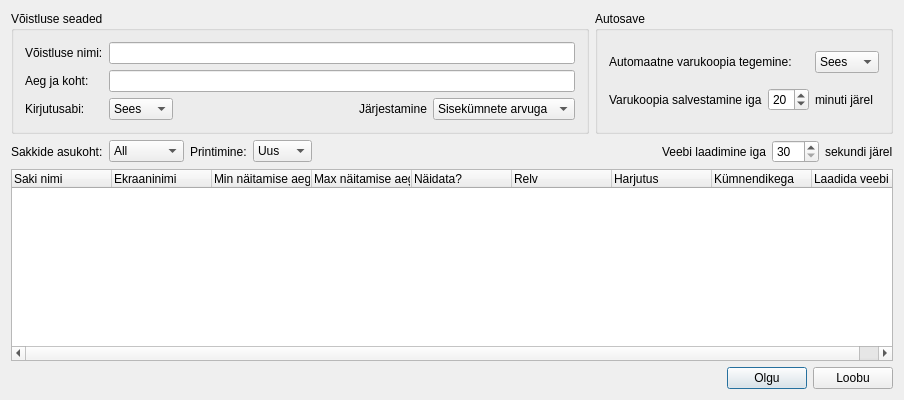
Qt form protokollitaja/protokollitaja/seadedkast.ui (ymeramees/protokollitaja) before a commit.
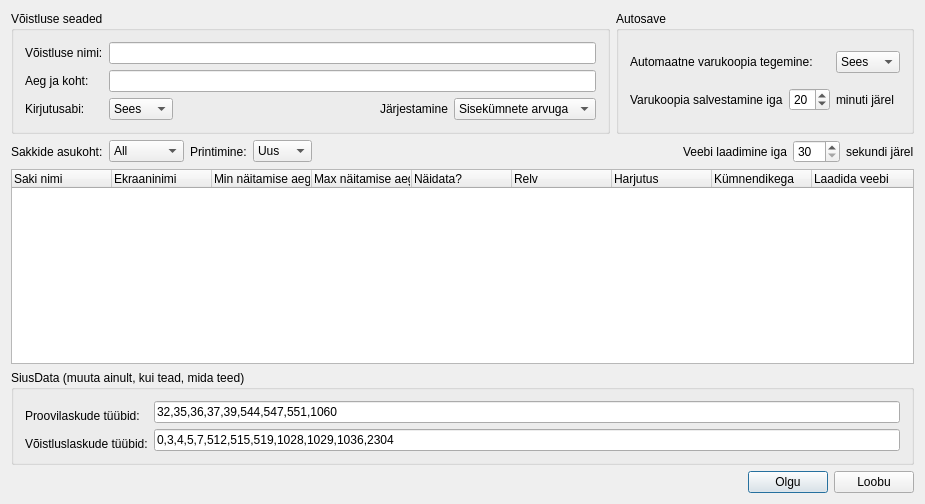
The same form after that commit.

Commit message: Added possibility to change Sius shot types in settings

The edit to the form file:
```diff
--- a/protokollitaja/protokollitaja/seadedkast.ui
+++ b/protokollitaja/protokollitaja/seadedkast.ui
@@ -6,8 +6,8 @@
    <rect>
     <x>0</x>
     <y>0</y>
-    <width>904</width>
-    <height>400</height>
+    <width>925</width>
+    <height>504</height>
    </rect>
   </property>
   <property name="windowTitle">
@@ -307,6 +307,43 @@
      </column>
     </widget>
    </item>
+   <item>
+    <widget class="QGroupBox" name="siusGroup">
+     <property name="title">
+      <string>SiusData (muuta ainult, kui tead, mida teed)</string>
+     </property>
+     <layout class="QGridLayout" name="gridLayout_3">
+      <item row="0" column="0" rowspan="2">
+       <widget class="QLabel" name="sighterTypesLabel">
+        <property name="text">
+         <string>Proovilaskude tüübid:</string>
+        </property>
+       </widget>
+      </item>
+      <item row="0" column="1">
+       <widget class="QLineEdit" name="sighterTypesEdit">
+        <property name="text">
+         <string>32,35,36,37,39,544,547,551,1060</string>
+        </property>
+       </widget>
+      </item>
+      <item row="1" column="1" rowspan="2">
+       <widget class="QLineEdit" name="competitionTypesEdit">
+        <property name="text">
+         <string>0,3,4,5,7,512,515,519,1028,1029,1036,2304</string>
+        </property>
+       </widget>
+      </item>
+      <item row="2" column="0">
+       <widget class="QLabel" name="competitionTypesLabel">
+        <property name="text">
+         <string>Võistluslaskude tüübid:</string>
+        </property>
+       </widget>
+      </item>
+     </layout>
+    </widget>
+   </item>
    <item>
     <layout class="QHBoxLayout" name="horizontalLayout">
      <item>
```
The commit also changes 20 other files.
